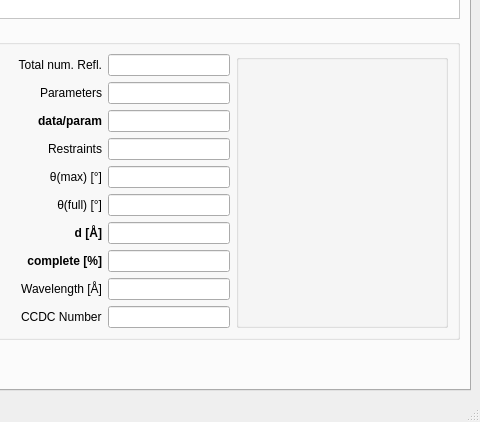
Qt form gui/strf_main.ui (dkratzert/StructureFinder) before a commit; both pictures show x 648 to 1128 and y 289 to 711 of the 1128 by 711 pixel window.
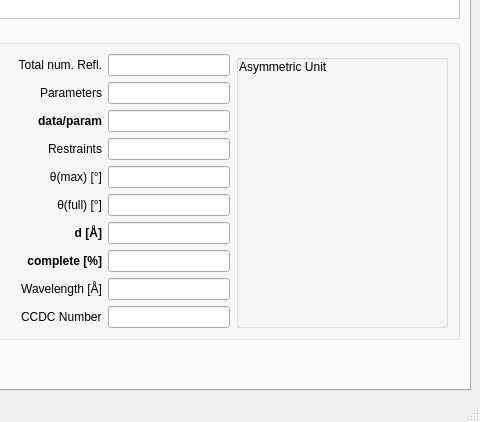
The same form after that commit.

What changed in the file:
```diff
--- a/gui/strf_main.ui
+++ b/gui/strf_main.ui
@@ -987,12 +987,25 @@
                 <property name="spacing">
                  <number>0</number>
                 </property>
+                <property name="leftMargin">
+                 <number>0</number>
+                </property>
+                <property name="topMargin">
+                 <number>0</number>
+                </property>
                 <property name="rightMargin">
                  <number>0</number>
                 </property>
                 <property name="bottomMargin">
                  <number>0</number>
                 </property>
+                <item alignment="Qt::AlignTop">
+                 <widget class="QLabel" name="label_2">
+                  <property name="text">
+                   <string>Asymmetric Unit</string>
+                  </property>
+                 </widget>
+                </item>
                </layout>
               </widget>
              </item>
```
Left out of the diff: 6 changed lines with no effect on the pictures.
